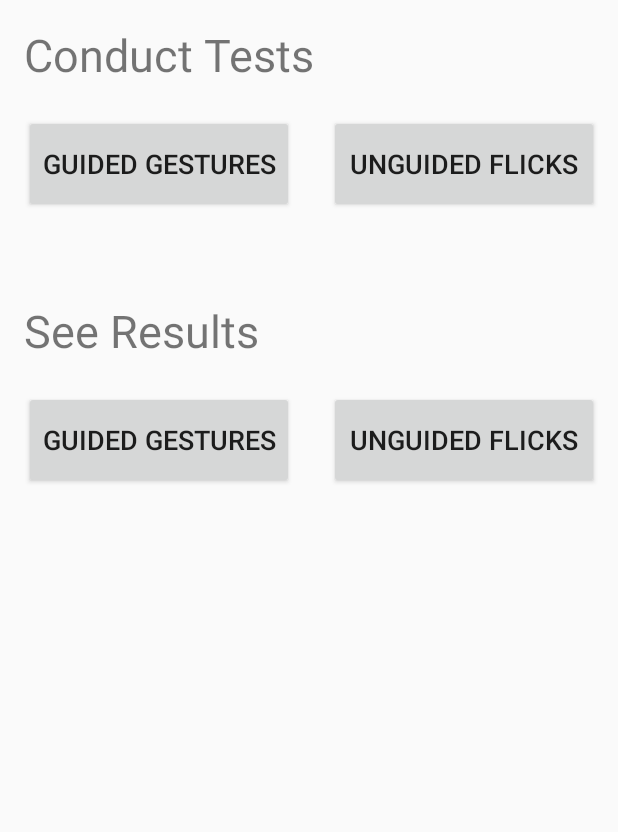
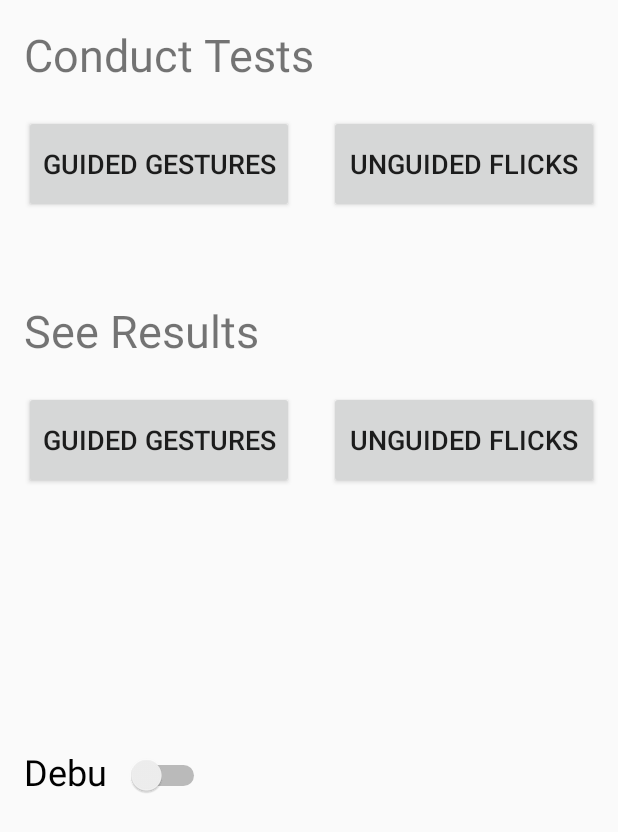
Before and after one commit to OrkoHunter/VectorEntry, an Android app: the screen it shows after launch (MainActivity), on a phone screen of 412 x 824 dp. Shown: the top 832 px of the screen. Run offline under Robolectric (Android 15) with nearby library versions, the phone set to English and light mode, and no system bars.

Commit message:
Add mp3 files, fullscreen mode, debug switch
Signed-off-by: Himanshu Mishra <himanshu2014iit@gmail.com>

```diff
--- a/app/src/main/java/net/orkohunter/vectorentrygestureexperiments/MainActivity.java
+++ b/app/src/main/java/net/orkohunter/vectorentrygestureexperiments/MainActivity.java
@@ -6,6 +6,7 @@ import android.content.Intent;
 import android.support.v7.app.AppCompatActivity;
 import android.os.Bundle;
 import android.view.View;
+import android.widget.Switch;
 
 public class MainActivity extends AppCompatActivity {
 
@@ -17,6 +18,10 @@ public class MainActivity extends AppCompatActivity {
 
     public void testGuided(View view) {
         Intent intent = new Intent(this, TestGuided.class);
+
+        Switch s = (Switch) findViewById(R.id.switch_debug);
+        intent.putExtra("isDebugTest", s.isChecked());
+
         startActivity(intent);
     }
 }
--- a/app/src/main/res/layout/activity_main.xml
+++ b/app/src/main/res/layout/activity_main.xml
@@ -89,5 +89,20 @@
         app:layout_constraintStart_toEndOf="@+id/button_results_guided"
         app:layout_constraintTop_toBottomOf="@+id/textView_results" />
 
+    <Switch
+        android:id="@+id/switch_debug"
+        android:layout_width="124dp"
+        android:layout_height="38dp"
+        android:layout_marginStart="16dp"
+        android:layout_marginLeft="16dp"
+        android:layout_marginTop="172dp"
+        android:singleLine="false"
+        android:text="Debug"
+        android:textAllCaps="false"
+        android:textSize="24sp"
+        android:switchMinWidth="56dp"
+        app:layout_constraintStart_toStartOf="parent"
+        app:layout_constraintTop_toBottomOf="@+id/button_results_guided" />
+
 
 </android.support.constraint.ConstraintLayout>
```
Also changed, not shown: app/src/main/java/net/orkohunter/vectorentrygestureexperiments/TestGuided.java (+140 -4 lines), 11 other files.
